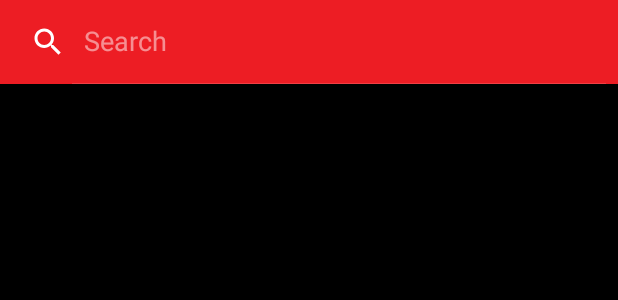
After one commit to LeviJunior12/Projeto_Integrador_Marvel, an Android app: the layout activity_busca.xml on its own in the app's theme, with its tools: preview values and no code run, on a phone screen of 412 x 824 dp. The commit adds this screen. Shown: the top 300 px of the screen. Run offline under Robolectric (Android 15) with nearby library versions, the phone set to English and light mode, and no system bars.

Commit message:
Tela Buscar

```diff
--- a/app/src/main/AndroidManifest.xml
+++ b/app/src/main/AndroidManifest.xml
@@ -9,6 +9,7 @@
         android:roundIcon="@mipmap/ic_launcher_round"
         android:supportsRtl="true"
         android:theme="@style/Theme.ProjetoIntegradorMarvel">
+        <activity android:name=".BuscaActivity"></activity>
         <activity android:name=".CadastroActivity" />
         <activity android:name=".LoginActivity" />
         <activity android:name=".SplashScreen">
--- /dev/null
+++ b/app/src/main/res/layout/activity_busca.xml
@@ -0,0 +1,15 @@
+<?xml version="1.0" encoding="utf-8"?>
+<androidx.drawerlayout.widget.DrawerLayout xmlns:android="http://schemas.android.com/apk/res/android"
+    xmlns:app="http://schemas.android.com/apk/res-auto"
+    xmlns:tools="http://schemas.android.com/tools"
+    android:layout_width="match_parent"
+    android:layout_height="match_parent"
+    android:background="@color/black"
+    tools:context=".BuscaActivity">
+
+    <include
+        layout="@layout/layout_main_buscar"
+        android:layout_width="match_parent"
+        android:layout_height="match_parent" />
+
+</androidx.drawerlayout.widget.DrawerLayout>
--- /dev/null
+++ b/app/src/main/res/layout/layout_main_buscar.xml
@@ -0,0 +1,36 @@
+<?xml version="1.0" encoding="utf-8"?>
+<LinearLayout xmlns:android="http://schemas.android.com/apk/res/android"
+    xmlns:app="http://schemas.android.com/apk/res-auto"
+    android:orientation="vertical"
+    android:layout_width="match_parent"
+    android:layout_height="match_parent">
+
+    <com.google.android.material.appbar.AppBarLayout
+        android:id="@+id/appBarLayoutBusca"
+        android:layout_width="match_parent"
+        android:layout_height="wrap_content"
+        android:theme="@style/ThemeOverlay.AppCompat.Dark.ActionBar">
+
+        <FrameLayout
+            android:layout_width="match_parent"
+            android:layout_height="?attr/actionBarSize">
+
+            <androidx.appcompat.widget.Toolbar
+                android:id="@+id/toolbarBusca"
+                android:layout_width="match_parent"
+                android:layout_height="?attr/actionBarSize"
+                android:background="?attr/colorPrimary"
+                app:popupTheme="@style/ThemeOverlay.AppCompat.Light" />
+
+            <SearchView
+                android:id="@+id/text_search"
+                android:layout_width="match_parent"
+                android:layout_height="match_parent"
+                android:iconifiedByDefault="false"
+                android:queryHint="@string/action_search"
+                android:background="@color/marvelRed"/>
+
+        </FrameLayout>
+    </com.google.android.material.appbar.AppBarLayout>
+
+</LinearLayout>
```
Also changed, not shown: app/src/main/java/com/example/projetointegradormarvel/BuscaActivity.kt (added, +26 -0 lines), app/src/main/java/com/example/projetointegradormarvel/MainActivity.kt (+22 -0 lines), app/src/main/res/menu/menu_buscar.xml (added, +19 -0 lines).
